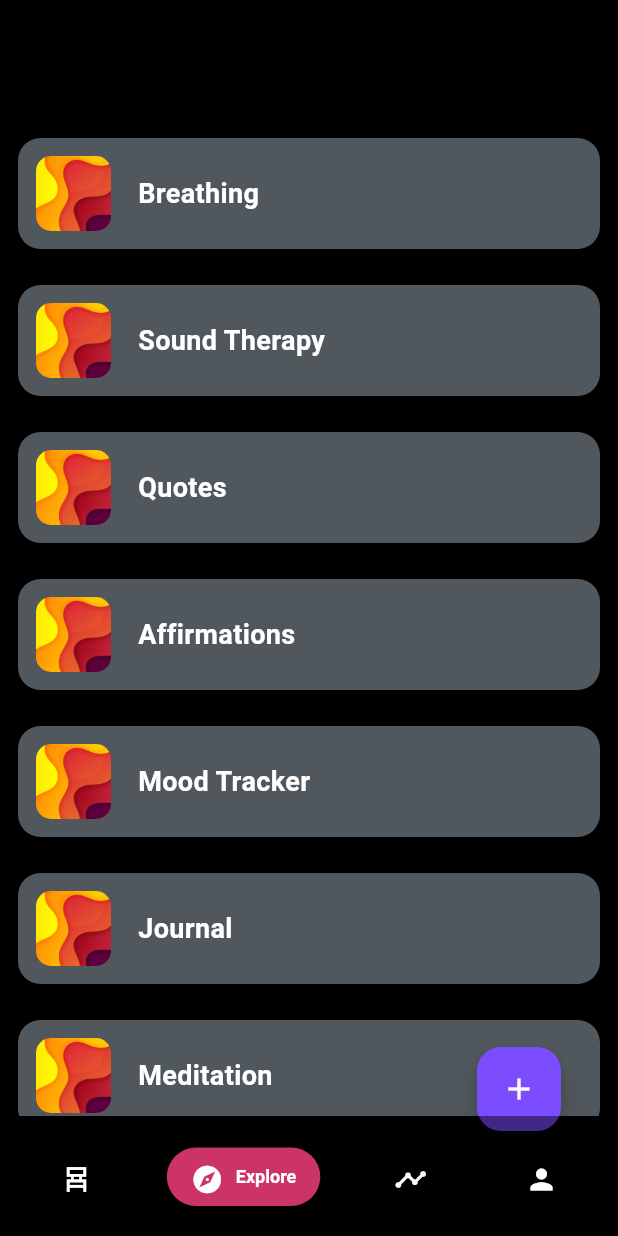
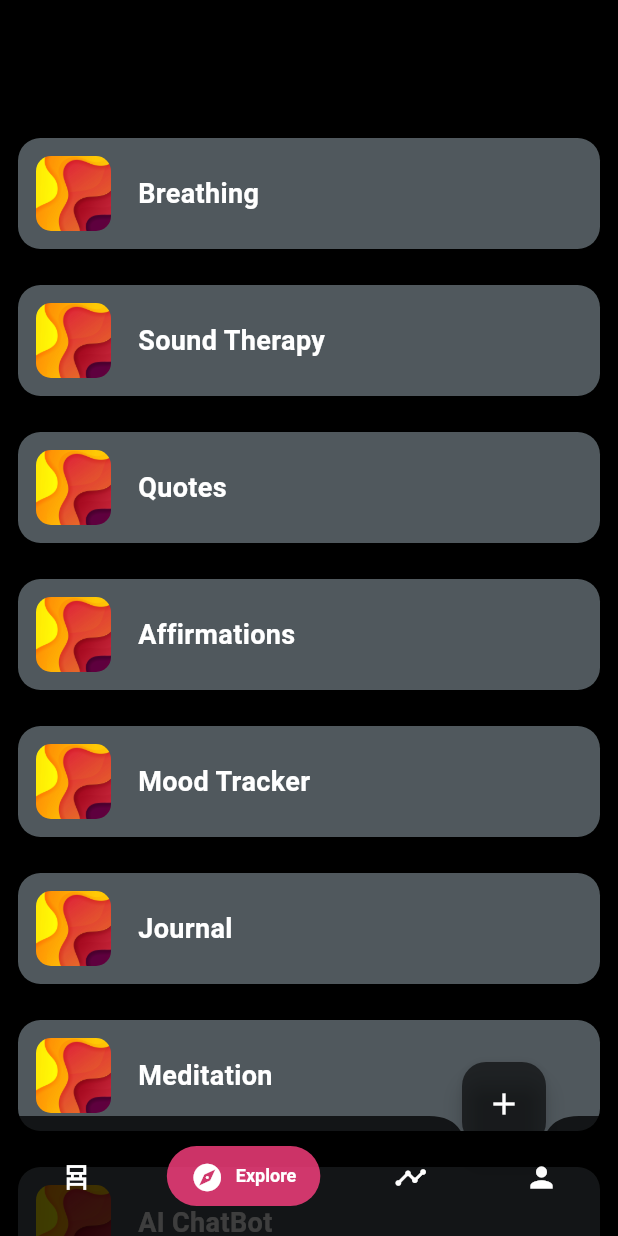
Before and after one commit to nayan1306/aarav, a Flutter app: the screen it shows after launch, item 2 of the bottom bar chosen, on a phone screen of 412 x 824 dp. Run offline on Flutter 3.47's test engine with Material 3 defaults, Android fonts, the phone set to English and light mode, and no system bars; drawn by our look-alikes of salomon_bottom_bar; our stand-ins replace audioplayers.

Commit message:
added floating action button to bottom navigation bar

```diff
--- a/lib/Pages/explorepage.dart
+++ b/lib/Pages/explorepage.dart
@@ -13,20 +13,25 @@ class ExplorePage extends StatefulWidget {
 class _ExplorePageState extends State<ExplorePage> {
   @override
   Widget build(BuildContext context) {
-    return Scaffold(
+    return Stack(
+      children: [
+        // The entire page content
+        Scaffold(
+          extendBodyBehindAppBar: true,
           appBar: AppBar(
             backgroundColor: const Color.fromARGB(104, 0, 0, 0),
-        leading: const SizedBox(), // Empty to maintain spacing
-        actions: const [],
+            elevation: 0,
+            leading: const SizedBox(),
           ),
-      extendBodyBehindAppBar: true,
           body: ListView(
-        padding: const EdgeInsets.only(top: 80), // Pushes content below AppBar
+            padding: const EdgeInsets.only(
+              top: 80,
+            ), // Ensure content starts below the AppBar
             children: [
               Center(
                 child: Column(
                   mainAxisAlignment: MainAxisAlignment.center,
-              children: [
+                  children: const [
                     ExploreCard(
                       page: BreathingPage(),
                       title: "Breathing",
@@ -77,17 +82,8 @@ class _ExplorePageState extends State<ExplorePage> {
               ),
             ],
           ),
-      floatingActionButton: FloatingActionButton(
-        onPressed: () {
-          // Add your functionality here.
-        },
-        backgroundColor: Colors.deepPurpleAccent,
-        child: const Icon(Icons.add, color: Colors.white),
         ),
-      floatingActionButtonLocation: const CustomFabLocation(
-        offsetX: 140,
-        offsetY: 10,
-      ),
+      ],
     );
   }
 }
@@ -115,9 +111,7 @@ class ExploreCard extends StatelessWidget {
           borderRadius: BorderRadius.circular(15), // Rounded corners
         ),
         child: InkWell(
-          borderRadius: BorderRadius.circular(
-            15,
-          ), // Ripple effect follows shape
+          borderRadius: BorderRadius.circular(15),
           onTap: () {
             Navigator.push(
               context,
@@ -154,26 +148,3 @@ class ExploreCard extends StatelessWidget {
     );
   }
 }
-
-/// Custom FAB location to move FAB slightly to the right
-class CustomFabLocation extends FloatingActionButtonLocation {
-  final double offsetX;
-  final double offsetY;
-
-  const CustomFabLocation({this.offsetX = 0, this.offsetY = 0});
-
-  @override
-  Offset getOffset(ScaffoldPrelayoutGeometry scaffoldGeometry) {
-    double fabX =
-        (scaffoldGeometry.scaffoldSize.width -
-                scaffoldGeometry.floatingActionButtonSize.width) /
-            2 +
-        offsetX;
-    double fabY =
-        scaffoldGeometry.scaffoldSize.height -
-        scaffoldGeometry.floatingActionButtonSize.height -
-        scaffoldGeometry.minInsets.bottom +
-        offsetY;
-    return Offset(fabX, fabY);
-  }
-}
--- a/lib/mainscreen.dart
+++ b/lib/mainscreen.dart
@@ -17,7 +17,7 @@ class _MainScreenState extends State<MainScreen> {
 
   final List<Widget> _pages = [
     HomePage(),
-    ExplorePage(),
+    const ExplorePage(),
     TimelinePage(),
     ProfilePage(),
   ];
@@ -26,24 +26,41 @@ class _MainScreenState extends State<MainScreen> {
   Widget build(BuildContext context) {
     return Scaffold(
       backgroundColor: Colors.black,
+      extendBody: true,
       body: _pages[_currentIndex],
+      // Show FAB only on the Explore page (index 1)
+      floatingActionButton:
+          _currentIndex == 1
+              ? FloatingActionButton(
+                onPressed: () {
+                  // Add your functionality here.
+                },
+                backgroundColor: const Color.fromARGB(151, 0, 0, 0),
+                child: const Icon(Icons.add, color: Colors.white),
+              )
+              : null,
+      // Use the custom FAB location to position the FAB above the BottomAppBar
+      floatingActionButtonLocation: const CustomFabLocation(
+        offsetX: 130,
+        offsetY: -60,
+      ),
       bottomNavigationBar: BottomAppBar(
-        shape: CircularNotchedRectangle(), // Standard notch
-        notchMargin: 6, // Controls notch gap
-        color: const Color.fromARGB(121, 0, 0, 0),
+        shape: CircularNotchedRectangle(),
+        notchMargin: 6,
+        color: const Color.fromARGB(193, 0, 0, 0),
         elevation: 3,
-        child: Container(
+        child: SizedBox(
           height: 55,
           width: double.infinity,
-          decoration: const BoxDecoration(
-            border: Border(
-              top: BorderSide(color: Color.fromARGB(137, 0, 0, 0), width: 1),
-            ),
-          ),
+          // decoration: const BoxDecoration(
+          //   border: Border(
+          //     top: BorderSide(color: Color.fromARGB(137, 0, 0, 0), width: 1),
+          //   ),
+          // ),
           child: SalomonBottomBar(
             currentIndex: _currentIndex,
             onTap: (index) => setState(() => _currentIndex = index),
-            backgroundColor: const Color.fromARGB(185, 0, 0, 0),
+            backgroundColor: const Color.fromARGB(0, 0, 0, 0),
             unselectedItemColor: Colors.grey[400],
             selectedColorOpacity: 0.8,
             items: [
@@ -57,7 +74,7 @@ class _MainScreenState extends State<MainScreen> {
                   "Program",
                   style: TextStyle(color: Colors.white, fontSize: 12),
                 ),
-                selectedColor: Colors.deepPurpleAccent,
+                selectedColor: const Color.fromARGB(114, 0, 0, 0),
               ),
               SalomonBottomBarItem(
                 icon: const Icon(Icons.explore, color: Colors.white, size: 22),
@@ -90,3 +107,27 @@ class _MainScreenState extends State<MainScreen> {
     );
   }
 }
+
+/// Custom FAB location to shift the FAB by specific offsets.
+/// This calculates the centerDocked position and then applies the given offsets.
+class CustomFabLocation extends FloatingActionButtonLocation {
+  final double offsetX;
+  final double offsetY;
+
+  const CustomFabLocation({this.offsetX = 0, this.offsetY = 0});
+
+  @override
+  Offset getOffset(ScaffoldPrelayoutGeometry scaffoldGeometry) {
+    final double fabX =
+        (scaffoldGeometry.scaffoldSize.width -
+                scaffoldGeometry.floatingActionButtonSize.width) /
+            2 +
+        offsetX;
+    final double fabY =
+        scaffoldGeometry.scaffoldSize.height -
+        scaffoldGeometry.floatingActionButtonSize.height -
+        scaffoldGeometry.minInsets.bottom +
+        offsetY;
+    return Offset(fabX, fabY);
+  }
+}
```
Lines whose indentation alone changed are shown as unchanged.
